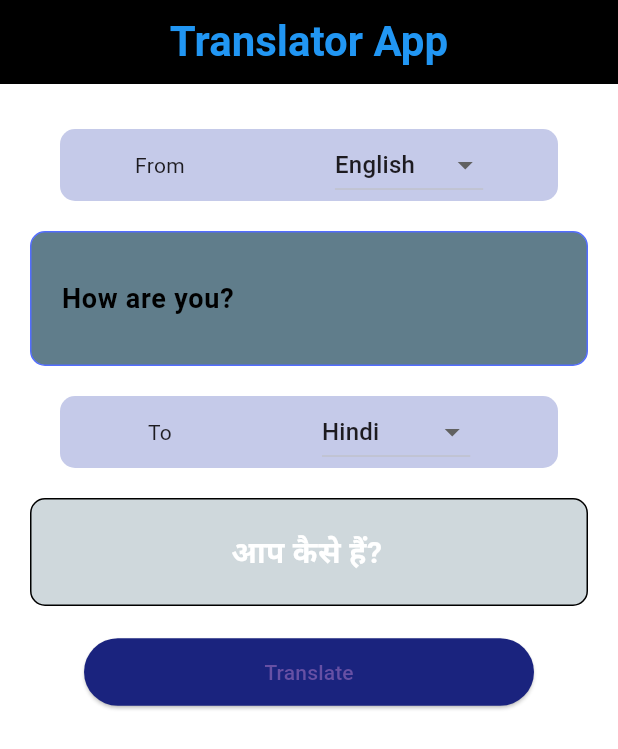
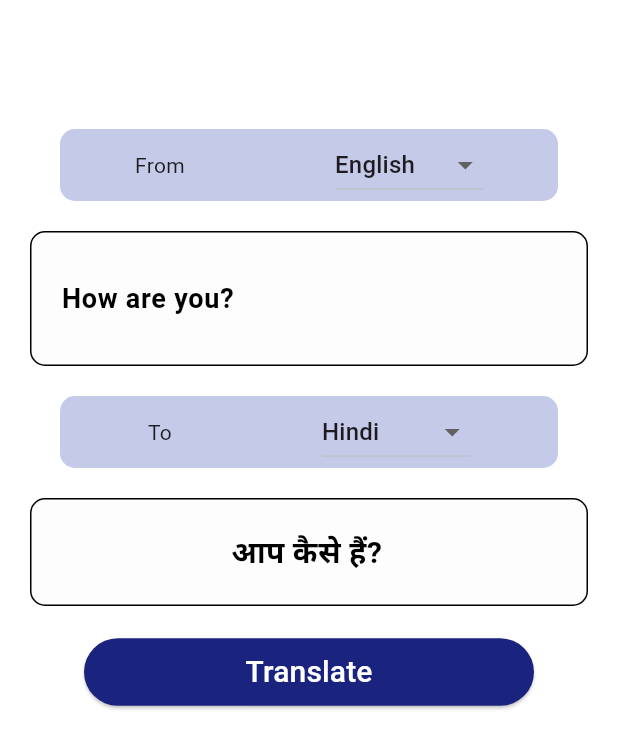
Before and after one commit to kediashrey/Translator_Flutter, a Flutter app: the TranslatorScreen screen opened directly, on a phone screen of 412 x 824 dp. Shown: the top 749 px of the screen. Run offline on Flutter 3.47's test engine with Material 3 defaults, Android fonts, the phone set to English and light mode, and no system bars; our stand-ins replace firebase_auth, firebase_core; missing offline and left inert: translator; accounts and stored records are empty; network calls fail.

Commit message:
translator page

```diff
--- a/lib/translator_screen.dart
+++ b/lib/translator_screen.dart
@@ -86,16 +86,16 @@ class _TranslatorAppState extends State<TranslatorScreen> {
       appBar: AppBar(
         centerTitle: true,
         flexibleSpace: Container(
-            decoration: const BoxDecoration(color: Colors.black
+            decoration: const BoxDecoration(color: Colors.white
 
             )),
         title: const Text(
-          'Translator App',
+          '',
           style: TextStyle(
               color: Colors.blue, fontWeight: FontWeight.bold, fontSize: 28),
         ),
       ),
-      backgroundColor: const Color.fromARGB(00, 00,100, 88),//bg color badme change
+      backgroundColor: const Color.fromARGB(255, 255,255, 255),//bg color badme change
       body: SingleChildScrollView(
           child: Column(
             mainAxisAlignment: MainAxisAlignment.center,
@@ -160,9 +160,9 @@ class _TranslatorAppState extends State<TranslatorScreen> {
                 padding: const EdgeInsets.all(20),
                 margin: const EdgeInsets.all(20),
                 decoration: BoxDecoration(
-                    color: Colors.blueGrey,
+                    color: Colors.blueGrey.withOpacity(0.01),
                     borderRadius: BorderRadius.circular(10),
-                    border: Border.all(color: Colors.indigoAccent)),
+                    border: Border.all(color: Colors.black)),
                 child: Form(
                   key: formkey,
                   child: TextFormField(
@@ -245,14 +245,14 @@ class _TranslatorAppState extends State<TranslatorScreen> {
                 padding: const EdgeInsets.all(20),
                 margin: const EdgeInsets.all(20),
                 decoration: BoxDecoration(
-                    color: Colors.blueGrey.withOpacity(0.3),
+                    color: Colors.blueGrey.withOpacity(0.01),
                     borderRadius: BorderRadius.circular(10),
                     border: Border.all(color: Colors.black)),
                 child: Center(
                   child: SelectableText(
                     data,
                     style: const TextStyle(
-                        color: Colors.white,
+                        color: Colors.black,
                         fontSize: 20,
                         fontWeight: FontWeight.bold),
                   ),
@@ -262,12 +262,13 @@ class _TranslatorAppState extends State<TranslatorScreen> {
                   onPressed: translate,
                   style: ButtonStyle(
                       backgroundColor:
-                      MaterialStatePropertyAll(Colors.indigo.shade900),
-                      fixedSize: const MaterialStatePropertyAll(Size(300, 45))),
+                      WidgetStatePropertyAll(Colors.indigo.shade900),
+                      fixedSize: const WidgetStatePropertyAll(Size(300, 45))),
                   child:isloading?const SizedBox.square(
                     dimension: 20,
-                    child: CircularProgressIndicator(color: Colors.white,),
-                  ): const Text('Translate')),
+                    child: CircularProgressIndicator(color: Colors.black,),
+                  ): const Text('Translate',
+                      style: TextStyle(color: Colors.white,fontSize: 20)) ),
               const SizedBox(
                 height: 30,
               )
```
